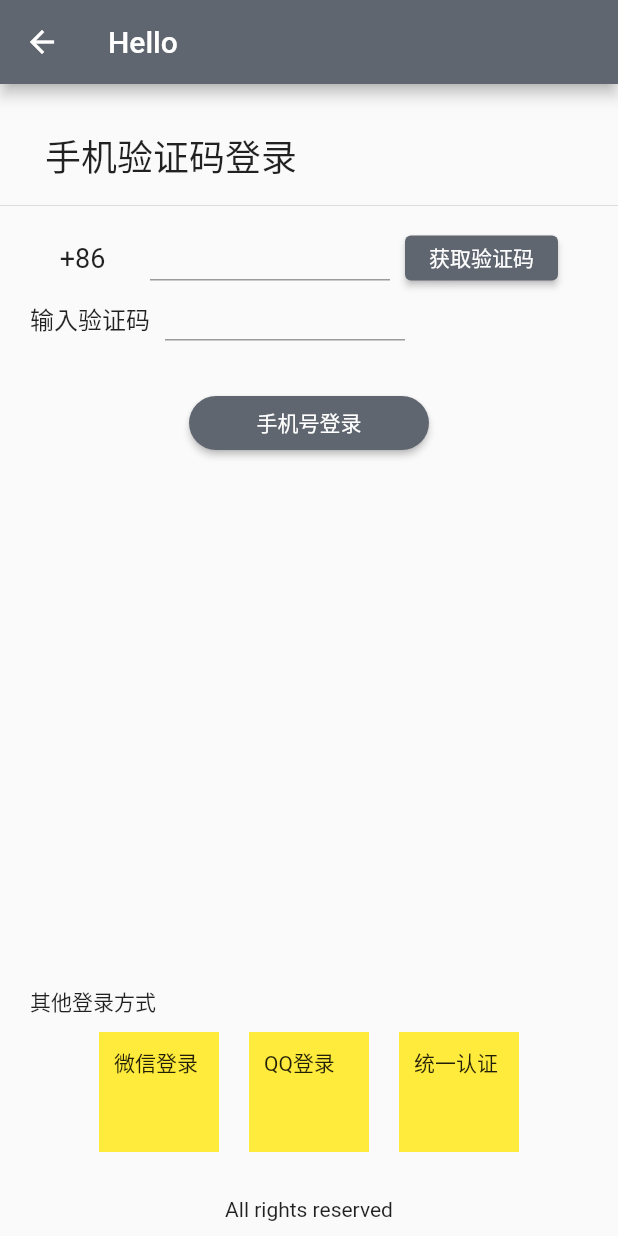
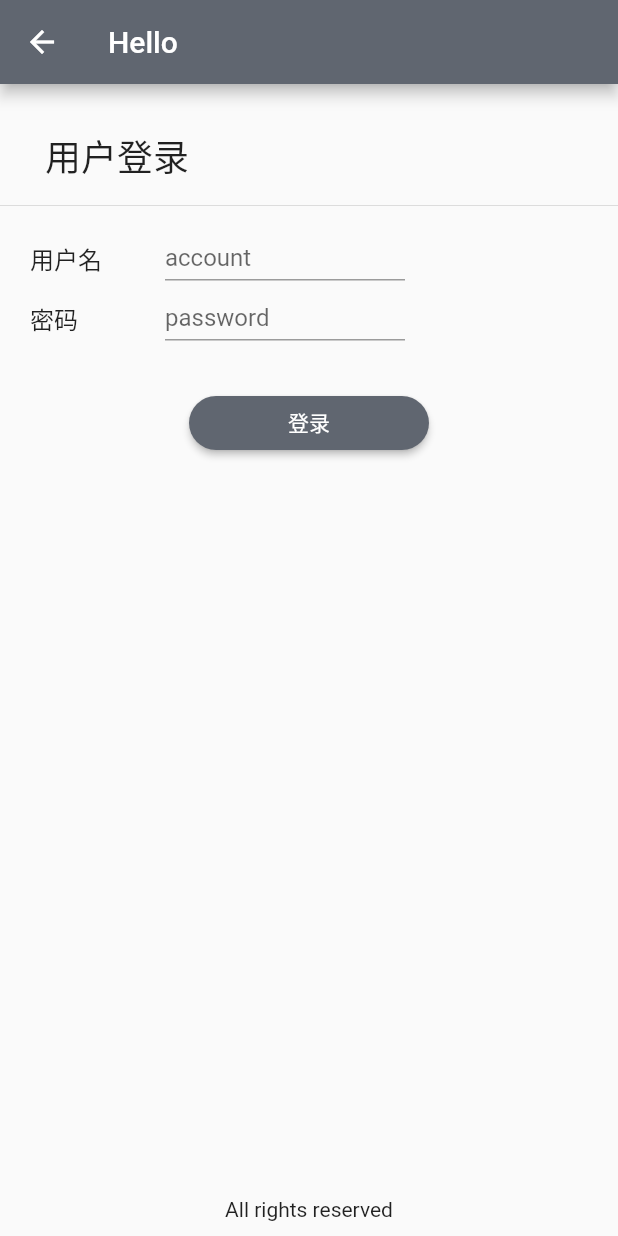
Before and after one commit to sdu0yi/health-monitor-flutter, a Flutter app: the Login screen opened directly, on a phone screen of 412 x 824 dp. Run offline on Flutter 3.47's test engine with Material 2 defaults, Android fonts, the phone set to English and light mode, and no system bars; our stand-ins replace adaptive_dialog, dio, fluttertoast, image_picker, logger, shared_preferences; missing offline and left inert: sqlite3; accounts and stored records are empty.

Commit message:
feat: 修改代码

```diff
--- a/lib/routes/entry.dart
+++ b/lib/routes/entry.dart
@@ -3,6 +3,7 @@
 import 'package:flutter/material.dart';
 import 'package:fluttertoast/fluttertoast.dart';
 import 'package:heal_monitor_flutter/routes/login.dart';
+import 'package:heal_monitor_flutter/routes/register.dart';
 
 class Entry extends StatelessWidget {
   const Entry({Key? key}) : super(key: key);
@@ -38,7 +39,7 @@
               mainAxisAlignment: MainAxisAlignment.end,
               children: [
                 LoginButton(
-                  methodName: "手机号登录",
+                  methodName: "用户登录",
                   loginFunction: () {
                     Navigator.of(context)
                         .push(MaterialPageRoute(builder: (builder) {
@@ -48,25 +49,28 @@
                   backgroundColor: const Color.fromARGB(255, 82, 86, 92),
                   textColor: Colors.white,
                   icon: Icons.phone_android_rounded,
-                ),
+                  ),
                 LoginButton(
-                  methodName: "微信登录",
+                  methodName: "用户注册",
                   loginFunction: () {
-                    Fluttertoast.showToast(msg: '还没想好捏');
+                    Navigator.of(context)
+                        .push(MaterialPageRoute(builder: (builder) {
+                      return Register();
+                    }));
                   },
                   backgroundColor: Colors.green,
                   textColor: Colors.white,
-                  icon: Icons.wechat,
+                  icon: Icons.phone_android_rounded,
                 ),
-                LoginButton(
-                  methodName: "QQ登录",
-                  loginFunction: () {
-                    Fluttertoast.showToast(msg: '还没想好捏');
-                  },
-                  backgroundColor: Colors.blue,
-                  textColor: Colors.white,
-                  icon: Icons.question_answer_outlined,
-                )
+                // LoginButton(
+                //   methodName: "QQ登录",
+                //   loginFunction: () {
+                //     Fluttertoast.showToast(msg: '还没想好捏');
+                //   },
+                //   backgroundColor: Colors.blue,
+                //   textColor: Colors.white,
+                //   icon: Icons.question_answer_outlined,
+                // )
               ],
             )),
             const SizedBox(
--- a/lib/routes/ingredient_menu.dart
+++ b/lib/routes/ingredient_menu.dart
@@ -43,8 +43,7 @@
     _controller.addListener(() {
       // Logger().d(
       //     'Pixel: ${_controller.position.pixels}; Max Pixel: ${_controller.position.maxScrollExtent}');
-      if (_controller.position.maxScrollExtent - _controller.position.pixels <
-          200) {
+      if (_controller.position.maxScrollExtent - _controller.position.pixels < 200) {
         if (_needMore) {
           Logger().d('请求数据, page: $_page');
           _requestData();
--- a/lib/routes/login.dart
+++ b/lib/routes/login.dart
@@ -1,5 +1,7 @@
 import 'package:flutter/material.dart';
 import 'package:heal_monitor_flutter/routes/main.dart';
+
+import '../util/network_util.dart';
 
 class Login extends StatelessWidget {
   const Login({Key? key}) : super(key: key);
@@ -19,41 +21,23 @@
                 width: double.infinity,
                 margin: const EdgeInsets.only(left: 30.0, top: 30.0),
                 child: const Text(
-                  '手机验证码登录',
+                  '用户登录',
                   style: TextStyle(fontSize: 24.0, fontWeight: FontWeight.w400),
                 ),
               ),
               const Divider(height: 30.0),
               const LoginForm(),
-              SizedBox(
-                height: 100.0,
-                child: Center(
-                  child: SizedBox(
-                    width: 160.0,
-                    child: ElevatedButton(
-                      style: ButtonStyle(
-                        shape: MaterialStateProperty.all(RoundedRectangleBorder(
-                            borderRadius: BorderRadius.circular(18.67))),
-                      ),
-                      onPressed: () {
-                        Navigator.of(context)
-                            .push(MaterialPageRoute(builder: (builder) {
-                          return Main();
-                        }));
-                      },
-                      child: const Text('手机号登录'),
-                    ),
-                  ),
-                ),
-              ),
               const Expanded(
                   child: SizedBox(
                 width: double.infinity,
               )),
-              const SizedBox(
-                width: double.infinity,
-                child: OtherLoginMethod(),
-              ),
+              //-----------------------------------------------
+              //其他登录
+              //-----------------------------------------------
+              // const SizedBox(
+              //   width: double.infinity,
+              //   child: OtherLoginMethod(),
+              // ),
               Container(
                 padding: const EdgeInsets.all(10.0),
                 margin: const EdgeInsets.only(top: 20.0),
@@ -65,61 +49,6 @@
   }
 }
 
-class OtherLoginMethod extends StatefulWidget {
-  const OtherLoginMethod({Key? key}) : super(key: key);
-
-  @override
-  State<OtherLoginMethod> createState() => _OtherLoginMethodState();
-}
-
-class _OtherLoginMethodState extends State<OtherLoginMethod> {
-  @override
-  Widget build(BuildContext context) {
-    return Column(
-      crossAxisAlignment: CrossAxisAlignment.center,
-      children: <Widget>[
-        Container(
-          padding: const EdgeInsets.symmetric(vertical: 10.0, horizontal: 20.0),
-          width: double.infinity,
-          child: const Text("其他登录方式"),
-        ),
-        SizedBox(
-          width: double.infinity,
-          child: Row(
-            mainAxisAlignment: MainAxisAlignment.center,
-            children: [
-              Container(
-                padding: const EdgeInsets.all(10.0),
-                margin: const EdgeInsets.symmetric(horizontal: 10.0),
-                color: Colors.yellow,
-                height: 80.0,
-                width: 80.0,
-                child: const Text('微信登录'),
-              ),
-              Container(
-                padding: const EdgeInsets.all(10.0),
-                margin: const EdgeInsets.symmetric(horizontal: 10.0),
-                color: Colors.yellow,
-                height: 80.0,
-                width: 80.0,
-                child: const Text('QQ登录'),
-              ),
-              Container(
-                padding: const EdgeInsets.all(10.0),
-                margin: const EdgeInsets.symmetric(horizontal: 10.0),
-                color: Colors.yellow,
-                height: 80.0,
-                width: 80.0,
-                child: const Text('统一认证'),
-              ),
-            ],
-          ),
-        )
-      ],
-    );
-  }
-}
-
 class LoginForm extends StatefulWidget {
   const LoginForm({Key? key}) : super(key: key);
 
@@ -128,27 +57,38 @@
 }
 
 class _LoginFormState extends State<LoginForm> {
+  final _usernameController = TextEditingController();
+  final _passwordController = TextEditingController();
+
   @override
   Widget build(BuildContext context) {
     return Column(
       crossAxisAlignment: CrossAxisAlignment.start,
       children: [
         Container(
-          padding: const EdgeInsets.symmetric(horizontal: 10.0, vertical: 5.0),
+          padding: const EdgeInsets.symmetric(horizontal: 20.0, vertical: 5.0),
           height: 40.0,
           child: Row(
             mainAxisAlignment: MainAxisAlignment.start,
             crossAxisAlignment: CrossAxisAlignment.center,
-            children: const <Widget>[
-              SizedBox(width: 90, child: ZoneSelector()),
+            children: <Widget>[
+              const SizedBox(
+                width: 90,
+                child: Text(
+                  '用户名',
+                  style: TextStyle(fontSize: 16.0),
+                ),
+              ),
               SizedBox(
                 width: 160.0,
-                child: TextField(),
+                child: TextField(
+                  decoration: const InputDecoration(labelText: 'account'),
+                  controller: _usernameController,
+                ),
               ),
-              SizedBox(
+              const SizedBox(
                 width: 10.0,
               ),
-              ElevatedButton(onPressed: _getVerifyNumber, child: Text('获取验证码'))
             ],
           ),
         ),
@@ -158,19 +98,44 @@
           child: Row(
             mainAxisAlignment: MainAxisAlignment.start,
             crossAxisAlignment: CrossAxisAlignment.center,
-            children: const <Widget>[
-              SizedBox(
+            children: <Widget>[
+              const SizedBox(
                 width: 90,
                 child: Text(
-                  '输入验证码',
+                  '密码',
                   style: TextStyle(fontSize: 16.0),
                 ),
               ),
               SizedBox(
                 width: 160.0,
-                child: TextField(),
+                child: TextField(
+                  decoration: const InputDecoration(labelText: 'password'),
+                  controller: _passwordController,
+                ),
               )
             ],
+          ),
+        ),
+        SizedBox(
+          height: 100.0,
+          child: Center(
+            child: SizedBox(
+              width: 160.0,
+              child: ElevatedButton(
+                style: ButtonStyle(
+                  shape: MaterialStateProperty.all(RoundedRectangleBorder(
+                      borderRadius: BorderRadius.circular(18.67))),
+                ),
+                onPressed: () {
+                  Navigator.of(context)
+                      .push(MaterialPageRoute(builder: (builder) {
+                     return _getUserLogin(
+                        _usernameController.text, _passwordController.text);
+                  }));
+                },
+                child: const Text('登录'),
+              ),
+            ),
           ),
         ),
       ],
@@ -178,43 +143,113 @@
   }
 }
 
-class ZoneSelector extends StatefulWidget {
-  const ZoneSelector({Key? key}) : super(key: key);
-
-  @override
-  State<ZoneSelector> createState() => _ZoneSelectorState();
+_getUserLogin(String username, String password) async {
+  var response = await NetworkUtil.instance.get('/login',
+      queryParameters: {"username": username, 'password': password});
+  if (response.statusCode == 200){
+    return Main();
+  }
+  return Login();
 }
 
-class _ZoneSelectorState extends State<ZoneSelector> {
-  String _currentZone = '+86';
-
-  @override
-  Widget build(BuildContext context) {
-    return SizedBox(
-      height: 40.0,
-      width: 70.0,
-      child: Center(
-        child: PopupMenuButton<String>(
-          initialValue: '+86',
-          itemBuilder: (context) {
-            return <PopupMenuEntry<String>>[
-              const PopupMenuItem(value: '+86', child: Text('+86')),
-              const PopupMenuItem(value: '+826', child: Text('+26'))
-            ];
-          },
-          child: Text(
-            _currentZone,
-            style: const TextStyle(fontSize: 18.0),
-          ),
-          onSelected: (value) {
-            setState(() {
-              _currentZone = value;
-            });
-          },
-        ),
-      ),
-    );
-  }
-}
-
-_getVerifyNumber() {}
+//
+// class ZoneSelector extends StatefulWidget {
+//   const ZoneSelector({Key? key}) : super(key: key);
+//
+//   @override
+//   State<ZoneSelector> createState() => _ZoneSelectorState();
+// }
+//
+// class _ZoneSelectorState extends State<ZoneSelector> {
+//   String _currentZone = '+86';
+//
+//   @override
+//   Widget build(BuildContext context) {
+//     return SizedBox(
+//       height: 40.0,
+//       width: 70.0,
+//       child: Center(
+//         child: PopupMenuButton<String>(
+//           initialValue: '+86',
+//           itemBuilder: (context) {
+//             return <PopupMenuEntry<String>>[
+//               const PopupMenuItem(value: '+86', child: Text('+86')),
+//               const PopupMenuItem(value: '+826', child: Text('+26'))
+//             ];
+//           },
+//           child: Text(
+//             _currentZone,
+//             style: const TextStyle(fontSize: 18.0),
+//           ),
+//           onSelected: (value) {
+//             setState(() {
+//               _currentZone = value;
+//             });
+//           },
+//         ),
+//       ),
+//     );
+//   }
+// }
+//
+// _getVerifyNumber() {}
+//
+// class OtherLoginMethod extends StatefulWidget {
+//   const OtherLoginMethod({Key? key}) : super(key: key);
+//
+//   @override
+//   State<OtherLoginMethod> createState() => _OtherLoginMethodState();
+// }
+//
+// class _OtherLoginMethodState extends State<OtherLoginMethod> {
+//   @override
+//   Widget build(BuildContext context) {
+//     return Column(
+//       crossAxisAlignment: CrossAxisAlignment.center,
+//       children: <Widget>[
+//         Container(
+//           padding: const EdgeInsets.symmetric(vertical: 10.0, horizontal: 20.0),
+//           width: double.infinity,
+//           child: const Text("其他登录方式"),
+//         ),
+//         SizedBox(
+//           width: double.infinity,
+//           child: Row(
+//             mainAxisAlignment: MainAxisAlignment.center,
+//             children: [
+//               Container(
+//                 padding: const EdgeInsets.all(10.0),
+//                 margin: const EdgeInsets.symmetric(horizontal: 10.0),
+//                 height: 80.0,
+//                 width: 80.0,
+//                 child: const Image(
+//                   image: AssetImage("icons/微信.png"),
+//                   color: Colors.green,
+//                 ),
+//               ),
+//               Container(
+//                 padding: const EdgeInsets.all(10.0),
+//                 margin: const EdgeInsets.symmetric(horizontal: 10.0),
+//                 height: 80.0,
+//                 width: 80.0,
+//                 child: const Image(
+//                   image: AssetImage("icons/QQ.png"),
+//                   color: Colors.blue,
+//                 ),
+//               ),
+//               Container(
+//                 padding: const EdgeInsets.all(10.0),
+//                 margin: const EdgeInsets.symmetric(horizontal: 10.0),
+//                 height: 80.0,
+//                 width: 80.0,
+//                 child: const Image(
+//                   image: AssetImage("icons/山大.png"),
+//                 ),
+//               ),
+//             ],
+//           ),
+//         )
+//       ],
+//     );
+//   }
+// }
--- a/lib/widgets/cart_item.dart
+++ b/lib/widgets/cart_item.dart
@@ -20,7 +20,7 @@
           children: [
             Image.network(
               url ?? 'https://book.flutterchina.club/assets/img/logo.png',
-              fit: BoxFit.cover,
+              fit: BoxFit.contain,
             ),
             Container(
               margin: const EdgeInsets.symmetric(horizontal: 15.0),
--- a/lib/widgets/cookbook_item.dart
+++ b/lib/widgets/cookbook_item.dart
@@ -15,7 +15,7 @@
   @override
   Widget build(BuildContext context) {
     return Container(
-      height: 500,
+      height: 300,
       child: Column(
         mainAxisAlignment: MainAxisAlignment.center,
         crossAxisAlignment: CrossAxisAlignment.center,
@@ -25,7 +25,7 @@
             child: ClipRRect(
               borderRadius: BorderRadius.circular(8),
               child: SizedBox.fromSize(
-                size: const Size.fromRadius(96),
+                size: const Size.fromRadius(180),
                 child: Image.network(
                   widget.img ?? '',
                   fit: BoxFit.cover,
```
Also changed, not shown: lib/model/collection.dart (+8 -1 lines), lib/routes/cookbook_menu.dart (+129 -40 lines), lib/routes/register.dart (added, +144 -0 lines), pubspec.lock.
